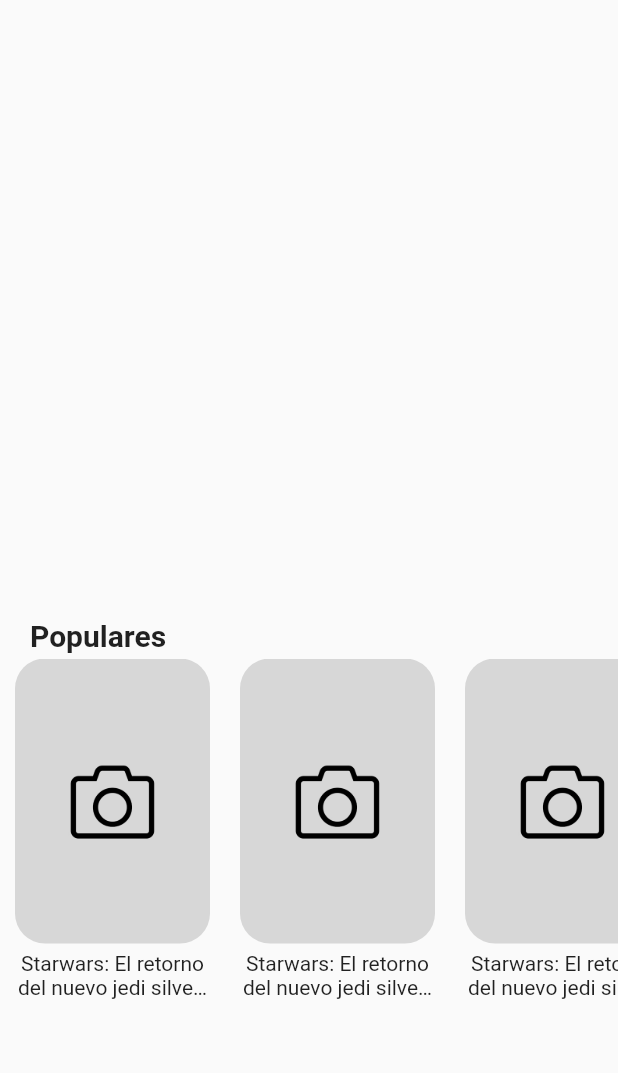
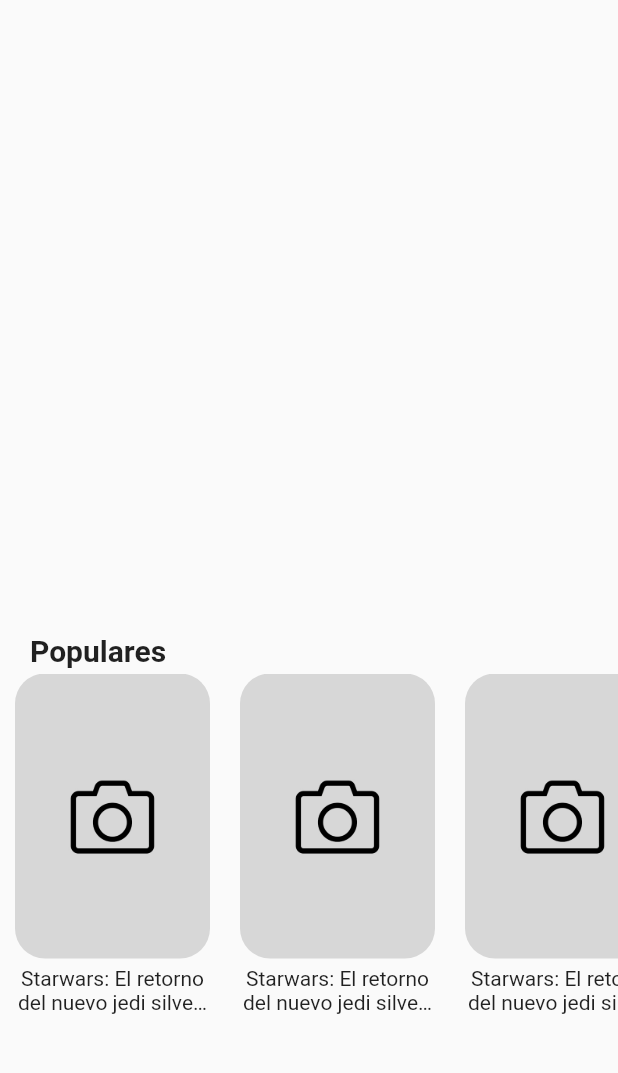
Before and after one commit to AngelVargas08/Movies, a Flutter app: the screen it shows after launch, on a phone screen of 412 x 824 dp, the part 84-1157 px from its top. Run offline on Flutter 3.47's test engine with Material 2 defaults, Android fonts, the phone set to English and light mode, and no system bars; drawn by our look-alikes of card_swiper; network calls fail.

Commit message:
Repitiendo provider

```diff
--- a/lib/screens/home_screen.dart
+++ b/lib/screens/home_screen.dart
@@ -26,11 +26,13 @@ class HomeScreen extends StatelessWidget {
       ),
       body: SingleChildScrollView(
         child: Column(
+
        children:  [
+        const Padding(padding: EdgeInsets.only(top: 10)),
         //Tarjeta principal
         CardSwiperScreen(movies: moviesProvider.OnDisplayMovies,),
         //
-        MovieScreen(),
+        const MovieScreen(),
 
 
        ],
--- a/lib/widgets/card_swiper.dart
+++ b/lib/widgets/card_swiper.dart
@@ -2,9 +2,6 @@
 import 'package:flutter/material.dart';
 
 import 'package:card_swiper/card_swiper.dart';
-import 'package:peliculas/providers/movies_provider.dart';
-import 'package:provider/provider.dart';
-
 import '../models/models.dart';
 
 class CardSwiperScreen extends StatelessWidget {
@@ -19,12 +16,9 @@ class CardSwiperScreen extends StatelessWidget {
   @override
   Widget build(BuildContext context) {
 
-
-
-
     final size = MediaQuery.of(context).size;
 
-    return Container(
+    return SizedBox(
       width: double.infinity,
       height: size.height*0.5,
       //color: Colors.red,
@@ -36,14 +30,14 @@ class CardSwiperScreen extends StatelessWidget {
         itemBuilder: ( _ , index) {
 
           final movie = movies[index];
-          print(movie.posterPath);
+          //print(movie.posterPath);
 
           return  GestureDetector(
             onTap: () => Navigator.pushNamed(context, 'details', arguments: 'movie' ),
             child: ClipRRect(
               borderRadius: BorderRadius.circular(20),
               child:  FadeInImage(
-                placeholder: AssetImage('assets/no-image.jpg'),
+                placeholder: const AssetImage('assets/no-image.jpg'),
                 image: NetworkImage(movie.fullPosterImg),
                 fit: BoxFit.cover,
 
--- a/lib/widgets/movie_slider.dart
+++ b/lib/widgets/movie_slider.dart
@@ -8,7 +8,7 @@ class MovieScreen extends StatelessWidget {
 
   @override
   Widget build(BuildContext context) {
-    return Container(
+    return SizedBox(
         width: double.infinity,
         height: 260,
         //color: Colors.red,
```
